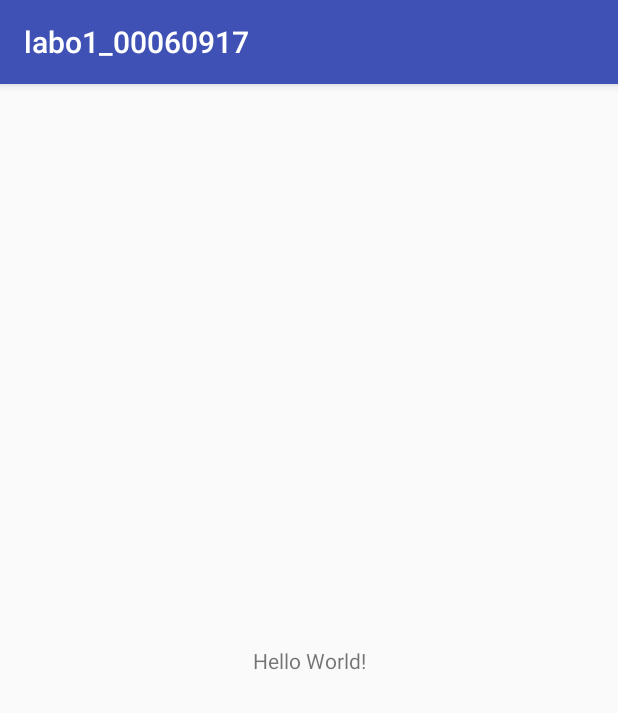
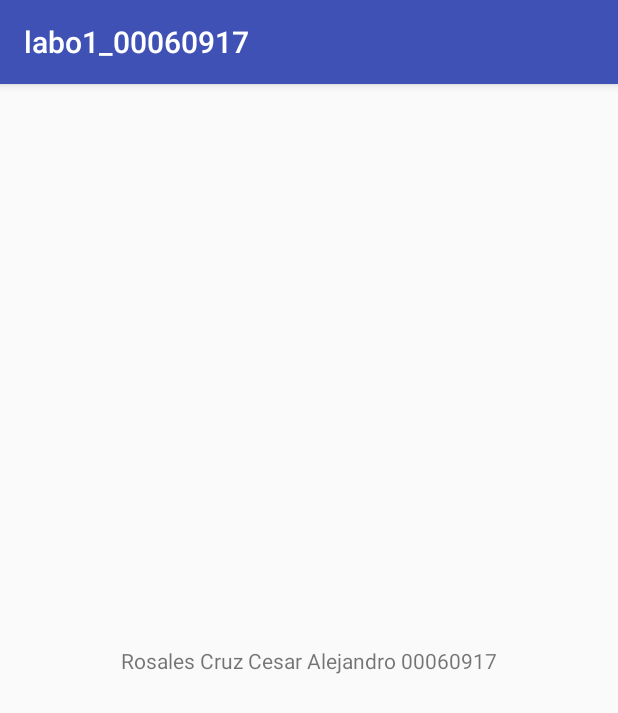
Before and after one commit to CesarRosales16/PDM_Labo1_00060917, an Android app: the screen it shows after launch (MainActivity), on a phone screen of 412 x 824 dp. Shown: the top 713 px of the screen. Run offline under Robolectric (Android 15) with nearby library versions, the phone set to English and light mode, and no system bars.

Commit message:
SE cambio text

```diff
--- a/app/src/main/res/layout/activity_main.xml
+++ b/app/src/main/res/layout/activity_main.xml
@@ -9,7 +9,7 @@
     <TextView
         android:layout_width="wrap_content"
         android:layout_height="wrap_content"
-        android:text="Hello World!"
+        android:text="Rosales Cruz Cesar Alejandro 00060917"
         app:layout_constraintBottom_toBottomOf="parent"
         app:layout_constraintLeft_toLeftOf="parent"
         app:layout_constraintRight_toRightOf="parent"
```
